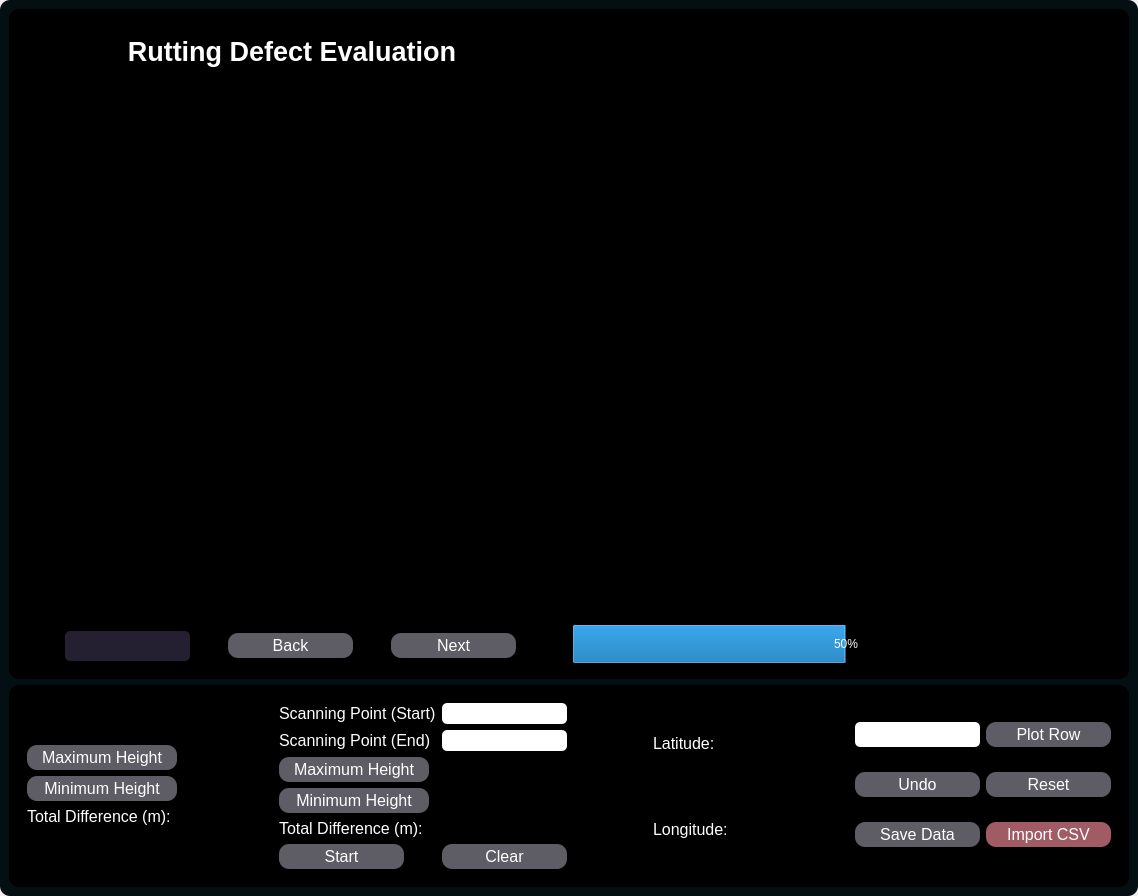
Fraulainee/Rutting_UI_Python, file maingui.ui: the form before one commit.
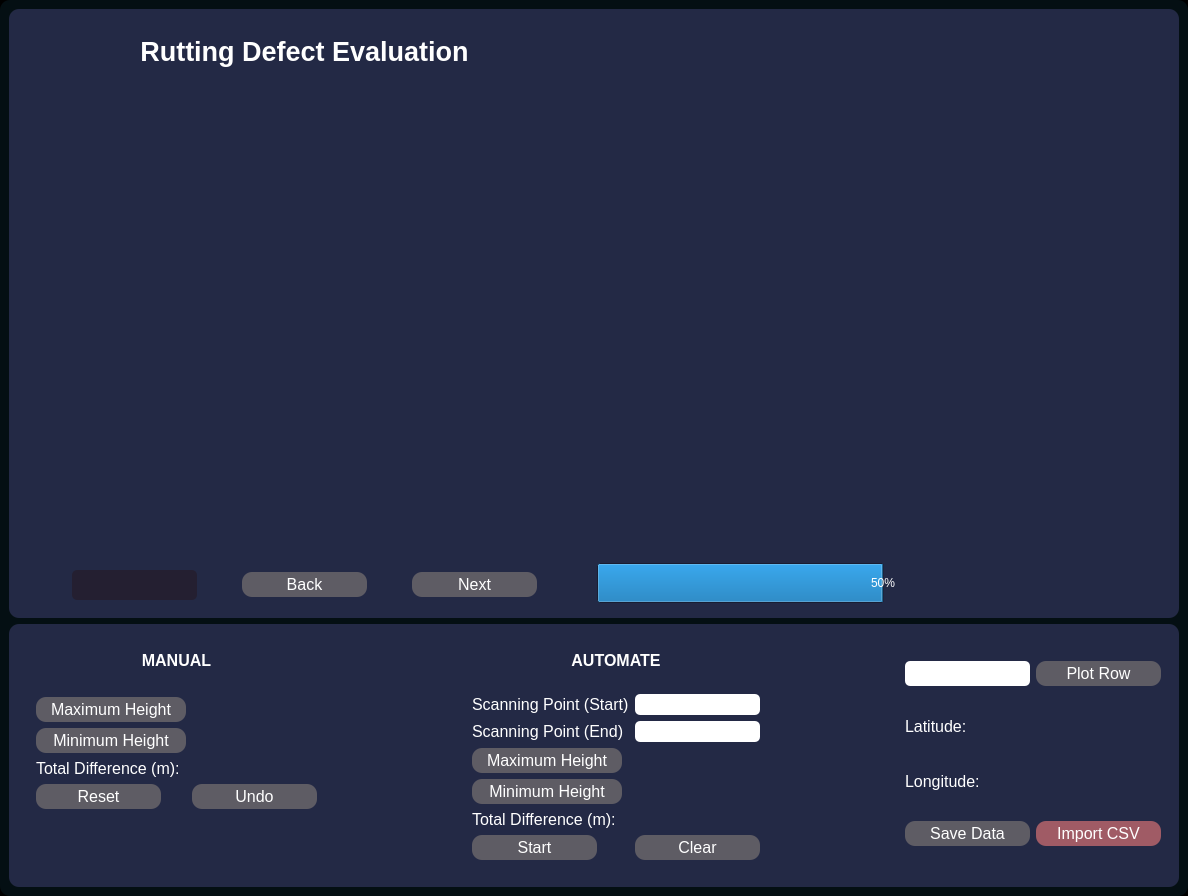
The form after the commit. Icons and pictures are not drawn. Custom widgets are drawn as their Qt base class.

Commit message: added progress bar and updated save data for automated

What changed in the file:
```diff
--- a/maingui.ui
+++ b/maingui.ui
@@ -6,15 +6,19 @@
    <rect>
     <x>0</x>
     <y>0</y>
-    <width>1138</width>
+    <width>1188</width>
     <height>896</height>
    </rect>
   </property>
   <property name="windowTitle">
-   <string>MainWindow</string>
+   <string>Infraspex Rutting Depth Application</string>
+  </property>
+  <property name="windowIcon">
+   <iconset resource="resources.qrc">
+    <normaloff>:/resources/images/infraspexlogo.png</normaloff>:/resources/images/infraspexlogo.png</iconset>
   </property>
   <property name="styleSheet">
-   <string notr="true">/* background-color: rgb(119, 118, 123); 
+   <string notr="true">/* background-color: rgb(119, 118, 123); */
 
 background-color: black; 
 </string>
@@ -22,9 +26,9 @@
   <widget class="QWidget" name="centralwidget">
    <property name="styleSheet">
     <string notr="true">*{
-	border: white;
+	border: black;
 	border-radius: 10px;
-	background-color: black; 
+	background-color: rgba(35,41,69,255); 
 	color: #fff; 
 }
 #centralwidget{
@@ -37,7 +41,7 @@
 
 QPushButton {
 	border-radius: 10px;
-	background-color: rgb(94, 92, 100);
+	background-color: rgb(94, 92, 100); 
 }
 
 #rownum {
@@ -60,7 +64,7 @@
 }
 
 #backbtn:hover, #nextbtn:hover, #plotrowbtn:hover, #resetbtn:hover, #undobtn:hover, #savedatabtn:hover, #startbtn:hover, #clearbtn:hover {
-	background-color: #FFFF01;
+	background-color: #FFA916;
 	color: #000;
 }
 
@@ -158,7 +162,7 @@
             <property name="minimumSize">
              <size>
               <width>0</width>
-              <height>30</height>
+              <height>40</height>
              </size>
             </property>
             <property name="maximumSize">
@@ -194,13 +198,13 @@
                <property name="minimumSize">
                 <size>
                  <width>125</width>
-                 <height>0</height>
+                 <height>30</height>
                 </size>
                </property>
                <property name="maximumSize">
                 <size>
                  <width>125</width>
-                 <height>16777215</height>
+                 <height>30</height>
                 </size>
                </property>
                <property name="font">
@@ -382,10 +386,57 @@
        </sizepolicy>
       </property>
       <layout class="QHBoxLayout" name="horizontalLayout">
-       <item alignment="Qt::AlignVCenter">
+       <item>
+        <widget class="QFrame" name="left_frame">
+         <property name="minimumSize">
+          <size>
+           <width>0</width>
+           <height>0</height>
+          </size>
+         </property>
+         <property name="frameShape">
+          <enum>QFrame::StyledPanel</enum>
+         </property>
+         <property name="frameShadow">
+          <enum>QFrame::Raised</enum>
+         </property>
+         <layout class="QVBoxLayout" name="verticalLayout_6">
+          <property name="spacing">
+           <number>9</number>
+          </property>
+          <item alignment="Qt::AlignTop">
+           <widget class="QFrame" name="frame_7">
+            <property name="frameShape">
+             <enum>QFrame::StyledPanel</enum>
+            </property>
+            <property name="frameShadow">
+             <enum>QFrame::Raised</enum>
+            </property>
+            <layout class="QVBoxLayout" name="verticalLayout_7">
+             <item>
+              <widget class="QLabel" name="label_3">
+               <property name="font">
+                <font>
+                 <pointsize>12</pointsize>
+                 <weight>75</weight>
+                 <bold>true</bold>
+                </font>
+               </property>
+               <property name="text">
+                <string>MANUAL</string>
+               </property>
+               <property name="alignment">
+                <set>Qt::AlignCenter</set>
+               </property>
+              </widget>
+             </item>
+            </layout>
+           </widget>
+          </item>
+          <item alignment="Qt::AlignTop">
         <widget class="QWidget" name="left_labels" native="true">
          <property name="sizePolicy">
-          <sizepolicy hsizetype="Expanding" vsizetype="Preferred">
+             <sizepolicy hsizetype="Expanding" vsizetype="Expanding">
            <horstretch>0</horstretch>
            <verstretch>0</verstretch>
           </sizepolicy>
@@ -426,7 +477,7 @@
              <string>Maximum Height</string>
             </property>
             <property name="checkable">
-             <bool>true</bool>
+                <bool>false</bool>
             </property>
            </widget>
           </item>
@@ -511,6 +562,70 @@
             </property>
            </widget>
           </item>
+             <item row="3" column="0">
+              <widget class="QPushButton" name="resetbtn">
+               <property name="minimumSize">
+                <size>
+                 <width>125</width>
+                 <height>25</height>
+                </size>
+               </property>
+               <property name="maximumSize">
+                <size>
+                 <width>125</width>
+                 <height>25</height>
+                </size>
+               </property>
+               <property name="font">
+                <font>
+                 <pointsize>12</pointsize>
+                </font>
+               </property>
+               <property name="text">
+                <string>Reset</string>
+               </property>
+              </widget>
+             </item>
+             <item row="3" column="1">
+              <widget class="QPushButton" name="undobtn">
+               <property name="minimumSize">
+                <size>
+                 <width>125</width>
+                 <height>25</height>
+                </size>
+               </property>
+               <property name="maximumSize">
+                <size>
+                 <width>125</width>
+                 <height>25</height>
+                </size>
+               </property>
+               <property name="font">
+                <font>
+                 <pointsize>12</pointsize>
+                </font>
+               </property>
+               <property name="text">
+                <string>Undo</string>
+               </property>
+              </widget>
+             </item>
+            </layout>
+           </widget>
+          </item>
+          <item>
+           <spacer name="verticalSpacer">
+            <property name="orientation">
+             <enum>Qt::Vertical</enum>
+            </property>
+            <property name="sizeHint" stdset="0">
+             <size>
+              <width>20</width>
+              <height>40</height>
+             </size>
+            </property>
+           </spacer>
+          </item>
          </layout>
         </widget>
        </item>
@@ -528,7 +643,51 @@
         </spacer>
        </item>
        <item>
-        <widget class="QFrame" name="frame_3">
+        <widget class="QFrame" name="mid_frame">
+         <property name="minimumSize">
+          <size>
+           <width>50</width>
+           <height>0</height>
+          </size>
+         </property>
+         <property name="frameShape">
+          <enum>QFrame::StyledPanel</enum>
+         </property>
+         <property name="frameShadow">
+          <enum>QFrame::Raised</enum>
+         </property>
+         <layout class="QVBoxLayout" name="verticalLayout_8">
+          <item>
+           <widget class="QFrame" name="frame_9">
+            <property name="frameShape">
+             <enum>QFrame::StyledPanel</enum>
+            </property>
+            <property name="frameShadow">
+             <enum>QFrame::Raised</enum>
+            </property>
+            <layout class="QVBoxLayout" name="verticalLayout_9">
+             <item>
+              <widget class="QLabel" name="label_5">
+               <property name="font">
+                <font>
+                 <pointsize>12</pointsize>
+                 <weight>75</weight>
+                 <bold>true</bold>
+                </font>
+               </property>
+               <property name="text">
+                <string>AUTOMATE</string>
+               </property>
+               <property name="alignment">
+                <set>Qt::AlignCenter</set>
+               </property>
+              </widget>
+             </item>
+            </layout>
+           </widget>
+          </item>
+          <item>
+           <widget class="QFrame" name="mid_labels">
          <property name="sizePolicy">
           <sizepolicy hsizetype="Preferred" vsizetype="Expanding">
            <horstretch>0</horstretch>
@@ -767,6 +926,9 @@
          </layout>
         </widget>
        </item>
+         </layout>
+        </widget>
+       </item>
        <item>
         <spacer name="horizontalSpacer_3">
          <property name="orientation">
@@ -780,105 +942,96 @@
          </property>
         </spacer>
        </item>
-       <item>
-        <widget class="QWidget" name="mid_labels" native="true">
-         <layout class="QGridLayout" name="gridLayout">
-          <item row="1" column="0">
-           <widget class="QLabel" name="label_2">
-            <property name="minimumSize">
-             <size>
-              <width>100</width>
-              <height>0</height>
-             </size>
-            </property>
-            <property name="maximumSize">
-             <size>
-              <width>100</width>
-              <height>16777215</height>
-             </size>
-            </property>
-            <property name="font">
-             <font>
-              <pointsize>12</pointsize>
-             </font>
-            </property>
-            <property name="text">
-             <string>Longitude:</string>
-            </property>
-           </widget>
-          </item>
-          <item row="0" column="0">
-           <widget class="QLabel" name="label_4">
-            <property name="minimumSize">
-             <size>
-              <width>80</width>
-              <height>0</height>
-             </size>
-            </property>
-            <property name="maximumSize">
-             <size>
-              <width>80</width>
-              <height>16777215</height>
-             </size>
-            </property>
-            <property name="font">
-             <font>
-              <pointsize>12</pointsize>
-             </font>
-            </property>
-            <property name="text">
-             <string>Latitude:</string>
-            </property>
-           </widget>
-          </item>
-          <item row="0" column="1">
-           <widget class="QLabel" name="latvalue">
-            <property name="font">
-             <font>
-              <pointsize>12</pointsize>
-              <weight>75</weight>
-              <bold>true</bold>
-             </font>
-            </property>
-            <property name="text">
-             <string/>
-            </property>
-           </widget>
-          </item>
-          <item row="1" column="1">
-           <widget class="QLabel" name="longvalue">
-            <property name="font">
-             <font>
-              <pointsize>12</pointsize>
-              <weight>75</weight>
-              <bold>true</bold>
-             </font>
-            </property>
-            <property name="text">
-             <string/>
-            </property>
-           </widget>
-          </item>
-         </layout>
-        </widget>
-       </item>
-       <item>
-        <spacer name="horizontalSpacer_2">
-         <property name="orientation">
-          <enum>Qt::Horizontal</enum>
-         </property>
-         <property name="sizeHint" stdset="0">
-          <size>
-           <width>40</width>
-           <height>20</height>
-          </size>
-         </property>
-        </spacer>
-       </item>
        <item alignment="Qt::AlignRight">
         <widget class="QWidget" name="right_labels" native="true">
          <layout class="QGridLayout" name="gridLayout_2">
-          <item row="4" column="2">
+          <item row="0" column="1">
+           <widget class="QLineEdit" name="rowinput">
+            <property name="sizePolicy">
+             <sizepolicy hsizetype="Preferred" vsizetype="Preferred">
+              <horstretch>0</horstretch>
+              <verstretch>0</verstretch>
+             </sizepolicy>
+            </property>
+            <property name="minimumSize">
+             <size>
+              <width>125</width>
+              <height>0</height>
+             </size>
+            </property>
+            <property name="maximumSize">
+             <size>
+              <width>125</width>
+              <height>16777215</height>
+             </size>
+            </property>
+            <property name="font">
+             <font>
+              <pointsize>12</pointsize>
+              <weight>75</weight>
+              <bold>true</bold>
+             </font>
+            </property>
+            <property name="alignment">
+             <set>Qt::AlignCenter</set>
+            </property>
+           </widget>
+          </item>
+          <item row="1" column="1">
+           <widget class="QLabel" name="label_4">
+            <property name="minimumSize">
+             <size>
+              <width>80</width>
+              <height>30</height>
+             </size>
+            </property>
+            <property name="maximumSize">
+             <size>
+              <width>80</width>
+              <height>30</height>
+             </size>
+            </property>
+            <property name="font">
+             <font>
+              <pointsize>12</pointsize>
+             </font>
+            </property>
+            <property name="text">
+             <string>Latitude:</string>
+            </property>
+           </widget>
+          </item>
+          <item row="3" column="1">
+           <widget class="QPushButton" name="savedatabtn">
+            <property name="sizePolicy">
+             <sizepolicy hsizetype="Preferred" vsizetype="Preferred">
+              <horstretch>0</horstretch>
+              <verstretch>0</verstretch>
+             </sizepolicy>
+            </property>
+            <property name="minimumSize">
+             <size>
+              <width>125</width>
+              <height>0</height>
+             </size>
+            </property>
+            <property name="maximumSize">
+             <size>
+              <width>125</width>
+              <height>16777215</height>
+             </size>
+            </property>
+            <property name="font">
+             <font>
+              <pointsize>12</pointsize>
+             </font>
+            </property>
+            <property name="text">
+             <string>Save Data</string>
+            </property>
+           </widget>
+          </item>
+          <item row="3" column="2">
            <widget class="QPushButton" name="importcsvbtn">
             <property name="minimumSize">
              <size>
@@ -926,113 +1079,55 @@
             </property>
            </widget>
           </item>
-          <item row="0" column="1">
-           <widget class="QLineEdit" name="rowinput">
-            <property name="sizePolicy">
-             <sizepolicy hsizetype="Preferred" vsizetype="Preferred">
-              <horstretch>0</horstretch>
-              <verstretch>0</verstretch>
-             </sizepolicy>
-            </property>
+          <item row="2" column="1">
+           <widget class="QLabel" name="label_2">
             <property name="minimumSize">
              <size>
-              <width>125</width>
-              <height>0</height>
+              <width>80</width>
+              <height>30</height>
              </size>
             </property>
             <property name="maximumSize">
              <size>
-              <width>125</width>
-              <height>16777215</height>
+              <width>80</width>
+              <height>30</height>
              </size>
             </property>
             <property name="font">
              <font>
               <pointsize>12</pointsize>
-              <weight>75</weight>
-              <bold>true</bold>
              </font>
             </property>
-            <property name="alignment">
-             <set>Qt::AlignCenter</set>
+            <property name="text">
+             <string>Longitude:</string>
             </property>
            </widget>
           </item>
-          <item row="2" column="1">
-           <widget class="QPushButton" name="undobtn">
-            <property name="minimumSize">
-             <size>
-              <width>125</width>
-              <height>25</height>
-             </size>
-            </property>
-            <property name="maximumSize">
-             <size>
-              <width>125</width>
-              <height>25</height>
-             </size>
-            </property>
+          <item row="1" column="2">
+           <widget class="QLabel" name="latvalue">
             <property name="font">
              <font>
               <pointsize>12</pointsize>
+              <weight>75</weight>
+              <bold>true</bold>
              </font>
             </property>
             <property name="text">
-             <string>Undo</string>
+             <string/>
             </property>
            </widget>
           </item>
           <item row="2" column="2">
-           <widget class="QPushButton" name="resetbtn">
-            <property name="minimumSize">
-             <size>
-              <width>125</width>
-              <height>25</height>
-             </size>
-            </property>
-            <property name="maximumSize">
-             <size>
-              <width>125</width>
-              <height>25</height>
-             </size>
-            </property>
+           <widget class="QLabel" name="longvalue">
             <property name="font">
              <font>
               <pointsize>12</pointsize>
+              <weight>75</weight>
+              <bold>true</bold>
              </font>
             </property>
             <property name="text">
-             <string>Reset</string>
-            </property>
-           </widget>
-          </item>
-          <item row="4" column="1">
-           <widget class="QPushButton" name="savedatabtn">
-            <property name="sizePolicy">
-             <sizepolicy hsizetype="Preferred" vsizetype="Preferred">
-              <horstretch>0</horstretch>
-              <verstretch>0</verstretch>
-             </sizepolicy>
-            </property>
-            <property name="minimumSize">
-             <size>
-              <width>125</width>
-              <height>0</height>
-             </size>
-            </property>
-            <property name="maximumSize">
-             <size>
-              <width>125</width>
-              <height>16777215</height>
-             </size>
-            </property>
-            <property name="font">
-             <font>
-              <pointsize>12</pointsize>
-             </font>
-            </property>
-            <property name="text">
-             <string>Save Data</string>
+             <string/>
             </property>
            </widget>
           </item>
```
Left out of the diff: 4 changed lines with no effect on the pictures. Lines whose indentation alone changed are shown as unchanged. The commit also changes 1 other file.
